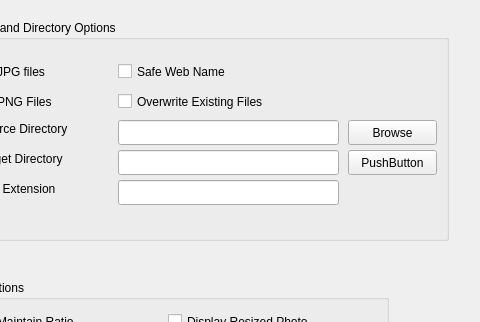
pacmaninbw/GUIPhotoReductionTool, file options.ui: the form before one commit; both pictures show x 92 to 572 and y 0 to 322 of the 572 by 559 pixel window.
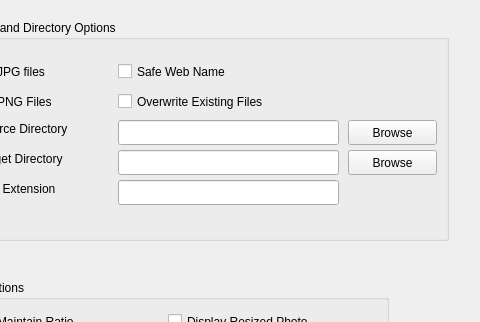
The form after the commit.

Commit message: Corrected text on target directory browse button.

Diff of the .ui file:
```diff
--- a/options.ui
+++ b/options.ui
@@ -185,7 +185,7 @@
      </rect>
     </property>
     <property name="text">
-     <string>PushButton</string>
+     <string>Browse</string>
     </property>
    </widget>
   </widget>
```
